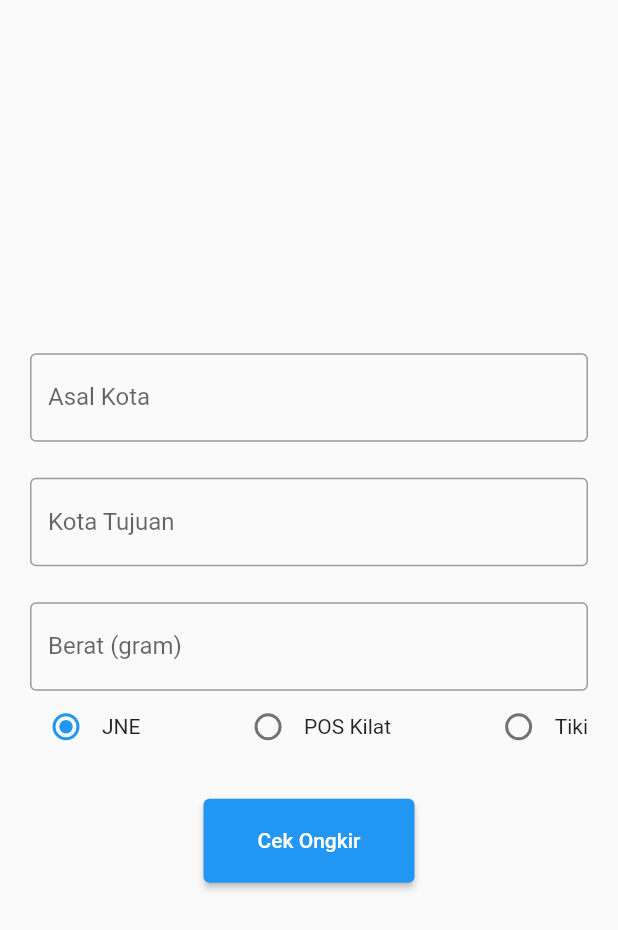
After one commit to YLab-Mobile-Dev-Bootcamp/karuniaperjuangan-task2, a Flutter app: the OngkirPage screen opened by its route, after a tap on "Cek Ongkir", on a phone screen of 412 x 824 dp. The commit adds this screen. Shown: the top 930 px of the screen. Run offline on Flutter 3.47's test engine with Material 2 defaults, Android fonts, the phone set to English and light mode, and no system bars; our stand-ins replace dio, get; network calls fail.

Commit message:
Tugas 4 API
Membuat api berupa ongkir

```diff
--- a/lib/home_page.dart
+++ b/lib/home_page.dart
@@ -43,7 +43,11 @@
                 SizedBox(height: 20,),
                 ElevatedButton(
                   onPressed: (){Get.toNamed('/cv');},
-                  child: Text("Mari Berkenalan"))
+                  child: Text("Mari Berkenalan")),
+                SizedBox(height: 20,),
+                ElevatedButton(
+                  onPressed: (){Get.toNamed('/ongkir');},
+                  child: Text("Cek Ongkir")),
             ],
           ),
         ),
--- a/lib/main.dart
+++ b/lib/main.dart
@@ -4,6 +4,7 @@
 import 'package:flutter/services.dart';
 import 'package:get/get.dart';
 import 'package:ylabs_task2/home_page.dart';
+import 'package:ylabs_task2/ongkir_page.dart';
 
 import 'cv_page.dart';
 
@@ -34,6 +35,7 @@
       getPages: [
         GetPage(name: '/', page: () => HomePage()),
         GetPage(name: '/cv', page: () => CVJuangPage()),
+        GetPage(name: '/ongkir', page: () => OngkirPage()),
       ],
       home: HomePage(),
     );
--- /dev/null
+++ b/lib/ongkir_api.dart
@@ -0,0 +1,89 @@
+
+
+import 'dart:convert';
+
+import 'package:dio/dio.dart';
+import 'package:http/http.dart';
+
+// Key apinya punya juang hehe, jangan dipakai ya
+// Nyari daftar kota buat autocomplete
+
+Future<List<String>> getKotaList() async {
+  List<String> returnList = [];
+  final response = await Dio().get(
+    "https://api.rajaongkir.com/starter/city",
+    options: Options(
+      headers: {
+      "key": "237d4652a598ea4bd9ac7047bba33a90"
+        },
+      responseType: ResponseType.plain
+      )
+    );
+  if(response.statusCode ==200){
+    final obj = jsonDecode(response.data);
+    final rajaobj = obj["rajaongkir"];
+    List<dynamic> cityList = rajaobj["results"];
+    cityList.forEach((city){ returnList.add(city["city_name"].toString());});
+  }
+  return returnList;
+}
+
+Future<List<dynamic>> getKotaIdList() async {
+  List<String> returnList = [];
+  final response = await Dio().get(
+    "https://api.rajaongkir.com/starter/city",
+    options: Options(
+      headers: {
+      "key": "237d4652a598ea4bd9ac7047bba33a90"
+        },
+      responseType: ResponseType.plain
+      )
+    );;
+  if(response.statusCode ==200){
+    final obj = jsonDecode(response.data);
+    final rajaobj = obj["rajaongkir"];
+    List<dynamic> cityList = rajaobj["results"];
+    return cityList;
+  }
+  return returnList;
+}
+
+Future<List<String>> GetLayananList({required int idAsal,required int idTujuan,required  int berat,required  String kurir}) async
+{
+  List<String> returnList = [];
+  final response = await Dio().post(
+    "https://api.rajaongkir.com/starter/cost",
+    data: {
+      'origin': '$idAsal',
+      'destination' : '$idTujuan',
+      'weight': berat,
+      'courier': kurir
+    },
+    options: Options(
+      headers: {
+        "key": "237d4652a598ea4bd9ac7047bba33a90",
+        "content-type": "application/x-www-form-urlencoded"
+      },
+      contentType: Headers.formUrlEncodedContentType,
+      responseType: ResponseType.plain
+    )
+    );
+  if(response.statusCode !=200) return returnList;
+  final obj = jsonDecode(response.data);
+  final rajaObj = obj["rajaongkir"];
+  List<dynamic> resultList = rajaObj["results"];
+  final courierInfo = resultList[0];
+  List<dynamic> servicesList = courierInfo["costs"];
+  servicesList.forEach((service){
+    String layanan = courierInfo["name"].toString();
+    layanan += "-" + service["service"].toString();
+    List<dynamic> detail = service["cost"];
+    dynamic infoService = detail[0];
+    layanan += " Rp" + (infoService["value"]).toString();
+    layanan += " " + infoService["etd"] + " Hari";
+    returnList.add(layanan);
+   }
+   );
+
+  return returnList;
+}
--- /dev/null
+++ b/lib/ongkir_page.dart
@@ -0,0 +1,135 @@
+import 'package:flutter/material.dart';
+import 'package:ylabs_task2/ongkir_api.dart';
+
+class OngkirPage extends StatefulWidget{
+
+  @override
+  _OngkirPageState createState() => _OngkirPageState();
+}
+
+class _OngkirPageState extends State<OngkirPage> {
+
+  List<String> listKota = [];
+  List<dynamic> listKotaId = [];
+  List<String> daftarLayanan = [];
+  final TextEditingController _asalKotaController = TextEditingController();
+  final TextEditingController _tujuanController = TextEditingController();
+  final TextEditingController _beratController = TextEditingController();
+  String _kurirValue = "jne";
+  String keteranganLayanan = "";
+
+
+
+
+  @override
+  Widget build(BuildContext context) {
+    getData();
+    return Scaffold(
+      body: Container(
+        padding: EdgeInsets.all(20),
+        child: Column(
+          mainAxisAlignment: MainAxisAlignment.center,
+          children: [
+            //Text(listKota.toString()),
+            Autocomplete<String>(
+              optionsBuilder: (TextEditingValue value){
+                return listKota.where((element) => element.toLowerCase().startsWith(value.text.toLowerCase())).toList();
+              },
+              fieldViewBuilder: (context,textController,focusNode,onfieldSubmitted) => TextField(
+                controller: textController,
+                focusNode: focusNode,
+                decoration: InputDecoration(
+                  border: OutlineInputBorder(),
+                  labelText: "Asal Kota"
+                ),
+                onChanged: (String value){_asalKotaController.text = value;},
+              ),
+              ),
+              SizedBox(height: 24,),
+              Autocomplete<String>(
+              optionsBuilder: (TextEditingValue value){
+                return listKota.where((element) => element.toLowerCase().startsWith(value.text.toLowerCase())).toList();
+              },
+              fieldViewBuilder: (context,textController,focusNode,onfieldSubmitted) => TextField(
+                controller: textController,
+                focusNode: focusNode,
+                decoration: InputDecoration(
+                  border: OutlineInputBorder(),
+                  labelText: "Kota Tujuan"
+                ),
+                onChanged: (String value){_tujuanController.text = value;},
+              ),
+              ),
+              SizedBox(height: 24,),
+              TextField(
+                controller: _beratController,
+                decoration: InputDecoration(
+                  border: OutlineInputBorder(),
+                  labelText: "Berat (gram)"
+                ),
+              ),
+              Row(
+                mainAxisAlignment: MainAxisAlignment.spaceBetween,
+                children: [
+                  Row(
+                    crossAxisAlignment: CrossAxisAlignment.center,
+                    children: [
+                      Radio(value: 'jne', groupValue: _kurirValue, onChanged: (String? value){setState(() {_kurirValue = value??"";});}),
+                      Text("JNE")
+                    ],),
+                  Row(
+                    crossAxisAlignment: CrossAxisAlignment.center,
+                    children: [
+                      Radio(value: 'pos', groupValue: _kurirValue, onChanged: (String? value){setState(() {_kurirValue = value??"";});}),
+                      Text("POS Kilat")
+                    ],),
+                  Row(
+                    crossAxisAlignment: CrossAxisAlignment.center,
+                    children: [
+                      Radio(value: 'tiki', groupValue: _kurirValue, onChanged: (String? value){setState(() {_kurirValue = value??"";});}),
+                      Text("Tiki")
+                    ],),
+                ],
+              ),
+              SizedBox(height: 24,),
+              ElevatedButton(
+                onPressed: () async{
+                  daftarLayanan = await GetLayananList(
+                    idAsal: getIdKota(_asalKotaController.text),
+                    idTujuan: getIdKota(_tujuanController.text),
+                    berat: int.parse(_beratController.text),
+                    kurir: _kurirValue);
+                  keteranganLayanan = "";
+                  daftarLayanan.forEach((layanan){
+                    keteranganLayanan += "-" + layanan +"\n";
+                  });
+                  showDialog(context: context, builder: (context) => AlertDialog(
+                    title: Text("Ongkos Kirim"),
+                    content: Text(keteranganLayanan),
+                  ));
+                  },
+                child: Container(padding: EdgeInsets.all(20), child: Text("Cek Ongkir"),))
+          ],
+        )
+      ),
+    );
+  }
+
+int getIdKota(String kota){
+  int idKota = -1;
+  listKotaId.forEach((city) {
+    if((city["city_name"]).toString() == kota){
+      idKota = int.parse(city["city_id"]);
+    }
+  });
+  return idKota;
+}
+
+void getData() async{
+  setState(() async {
+    listKota = await getKotaList();
+  listKotaId = await getKotaIdList();
+  });
+}
+
+}
--- a/pubspec.yaml
+++ b/pubspec.yaml
@@ -29,6 +29,8 @@
   # Use with the CupertinoIcons class for iOS style icons.
   cupertino_icons: ^1.0.2
   get: ^4.3.8
+  http: ^0.13.3
+  dio: ^4.0.0
 
 dev_dependencies:
   flutter_test:
```
Also changed, not shown: lib/controller.dart (line endings or trailing spaces), pubspec.lock.
